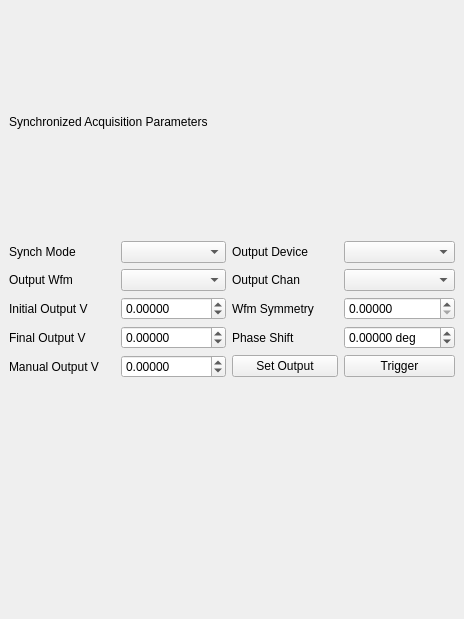
This is source/qxrdsynchronizedacquisitiondialog.ui in guyjennings/qxrd as Qt 5 draws it before an edit. The edited form follows.
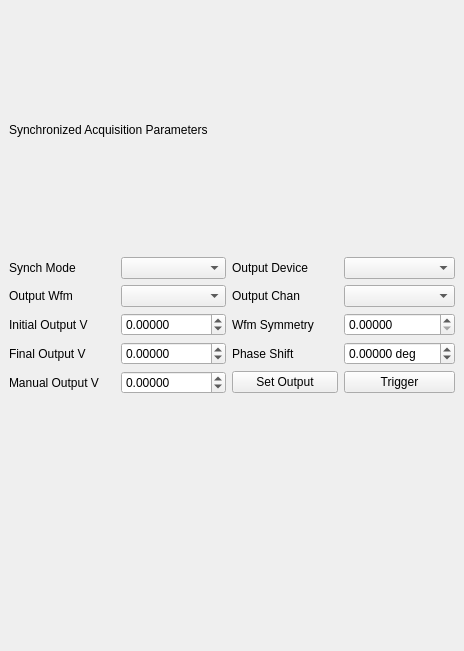
This is the edited form. Custom widgets are drawn as their Qt base class.

Commit message: Tweaks to tooltips on sync acq dialog

Patch:
```diff
--- a/source/qxrdsynchronizedacquisitiondialog.ui
+++ b/source/qxrdsynchronizedacquisitiondialog.ui
@@ -7,7 +7,7 @@
     <x>0</x>
     <y>0</y>
     <width>464</width>
-    <height>619</height>
+    <height>651</height>
    </rect>
   </property>
   <property name="windowTitle">
```
Left out of the diff: 6 changed lines with no effect on the pictures. The commit also changes 1 other file.
